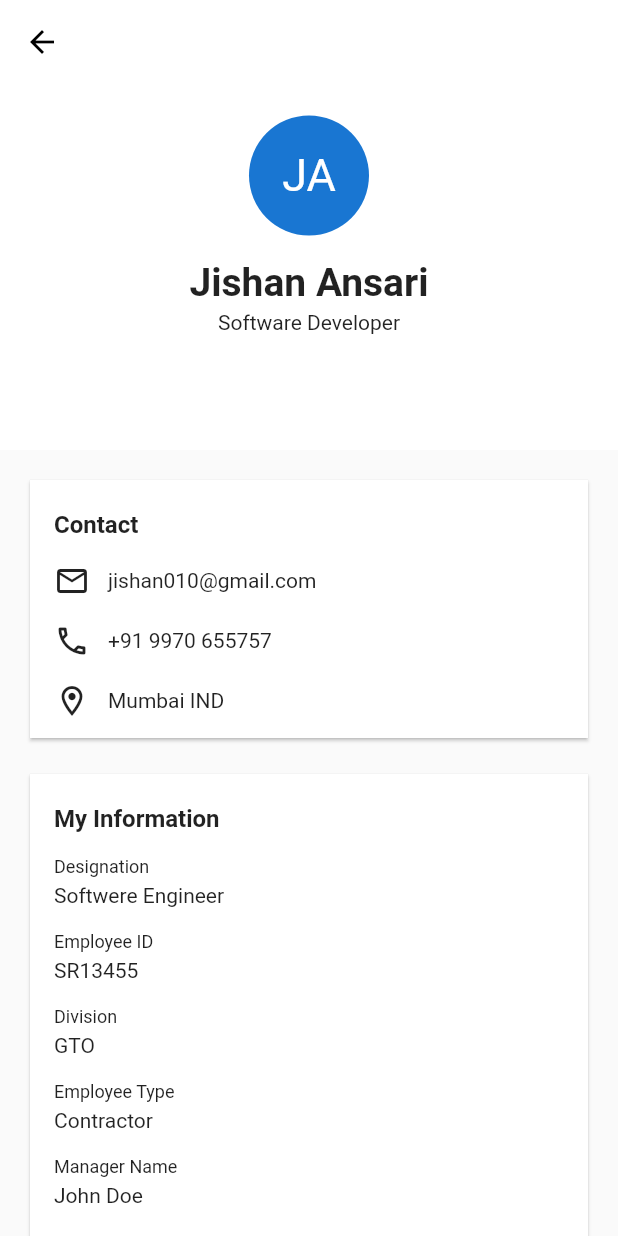
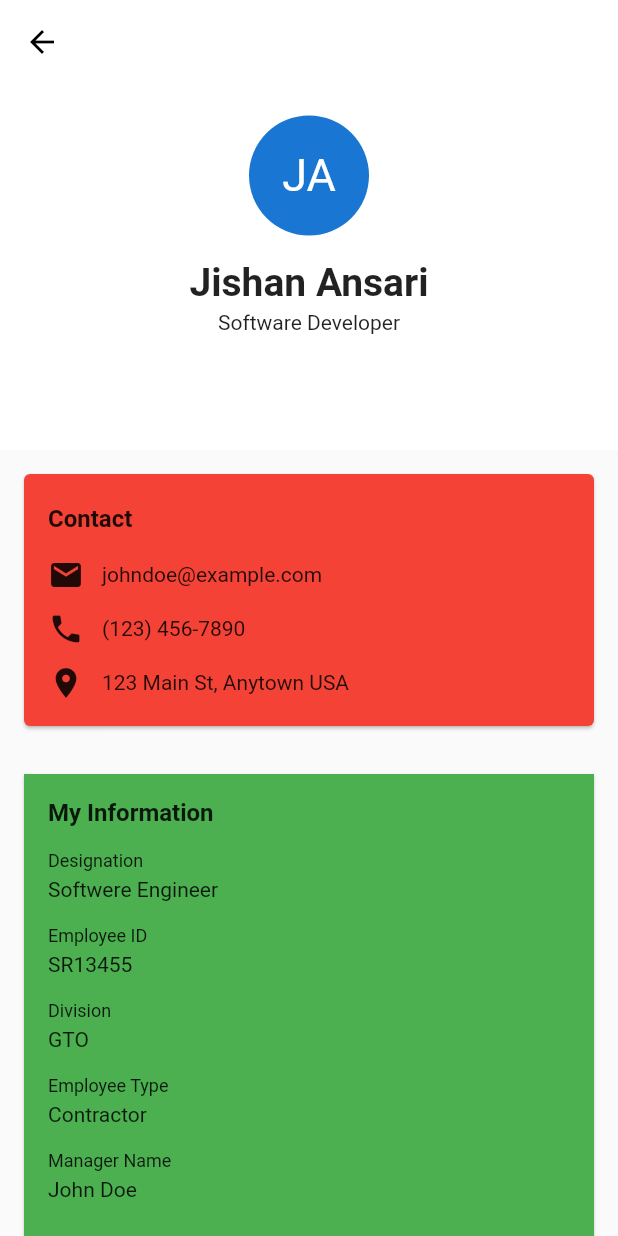
Before and after one commit to Jishan010/SliverAppBar, a Flutter app: the screen it shows after launch, on a phone screen of 412 x 824 dp. Run offline on Flutter 3.47's test engine with Material 2 defaults, Android fonts, the phone set to English and light mode, and no system bars.

Commit message:
Refactored code for card

```diff
--- a/lib/main.dart
+++ b/lib/main.dart
@@ -72,148 +72,65 @@ class _MyHomePageState extends State<MyHomePage> {
           SliverToBoxAdapter(
             child: Column(
               children: [
-                Container(
-                  height: 180.0,
+                SizedBox(
+                    height: 200.0,
                     width: double.infinity,
+                    child: Card(
+                      color: Colors.red,
                       margin: EdgeInsets.all(16),
-                  child: Card(
-                    shape: RoundedRectangleBorder(),
+                      child: Padding(
+                        padding: EdgeInsets.only(left: 16, right: 16),
                         child: Column(
+                          crossAxisAlignment: CrossAxisAlignment.start,
                           children: [
-                        Container(
-                            alignment: Alignment.centerLeft,
-                            margin: EdgeInsets.only(left: 16, top: 20),
-                            child: Text('Contact',
-                                style: TextStyle(fontSize: 16, fontWeight: FontWeight.bold))),
                             Padding(
-                          padding: const EdgeInsets.only(left: 16, top: 16),
-                          child: Row(
-                            children: [
-                              Icon(
-                                Icons.mail_outline,
+                              padding: const EdgeInsets.only(top: 20),
+                              child: Text(
+                                'Contact',
+                                style: TextStyle(
+                                  fontSize: 16,
+                                  fontWeight: FontWeight.bold,
                                 ),
-                              SizedBox(
-                                width: 12,
                               ),
-                              Text('jishan010@gmail.com', style: TextStyle(fontSize: 14.0))
+                            ),
+                            SizedBox(height: 16),
+                            myContactWidget(icon: Icons.email, value: 'johndoe@example.com'),
+                            SizedBox(height: 12),
+                            myContactWidget(icon: Icons.phone, value: '(123) 456-7890'),
+                            SizedBox(height: 12),
+                            myContactWidget(
+                                icon: Icons.location_on, value: '123 Main St, Anytown USA'),
                           ],
                         ),
                       ),
-                        Padding(
-                          padding: const EdgeInsets.only(left: 16, top: 16),
-                          child: Row(
+                    )),
+                Container(
+                    height: 350.0,
+                    width: double.infinity,
+                    child: Card(
+                      color: Colors.green,
+                      margin: EdgeInsets.all(16),
+                      shape: RoundedRectangleBorder(),
+                      child: Padding(
+                        padding: const EdgeInsets.all(16.0),
+                        child: Column(
+                          crossAxisAlignment: CrossAxisAlignment.start,
                           children: [
-                              Icon(Icons.phone_outlined),
+                            Text('My Information',
+                                style: TextStyle(fontSize: 16, fontWeight: FontWeight.bold)),
                             SizedBox(
-                                width: 12,
+                              height: 16,
                             ),
-                              Text('+91 9970 655757', style: TextStyle(fontSize: 14.0))
+                            myInformationWidget(label: 'Designation', value: 'Softwere Engineer'),
+                            myInformationWidget(label: 'Employee ID', value: 'SR13455'),
+                            myInformationWidget(label: 'Division', value: 'GTO'),
+                            myInformationWidget(label: 'Employee Type', value: 'Contractor'),
+                            myInformationWidget(label: 'Manager Name', value: 'John Doe'),
                           ],
                         ),
                       ),
-                        Padding(
-                          padding: const EdgeInsets.only(left: 16, top: 16),
-                          child: Row(
-                            children: [
-                              Icon(Icons.location_on_outlined),
+                    )),
                 SizedBox(
-                                width: 12,
-                              ),
-                              Text('Mumbai IND', style: TextStyle(fontSize: 14.0))
-                            ],
-                          ),
-                        )
-                      ],
-                    ),
-                  ),
-                ),
-                Container(
-                    height: 332.0,
-                    margin: EdgeInsets.only(left: 16, right: 16),
-                    width: double.infinity,
-                    child: Card(
-                      shape: RoundedRectangleBorder(),
-                      child: Column(
-                        children: [
-                          Container(
-                              alignment: Alignment.centerLeft,
-                              margin: EdgeInsets.only(left: 16, top: 20),
-                              child: Text('My Information',
-                                  style: TextStyle(fontSize: 16, fontWeight: FontWeight.bold))),
-                          Padding(
-                            padding: const EdgeInsets.only(left: 16, top: 16),
-                            child: Column(
-                              crossAxisAlignment: CrossAxisAlignment.stretch,
-                              children: [
-                                Text('Designation', style: TextStyle(fontSize: 12.0)),
-                                SizedBox(
-                                  width: 12,
-                                  height: 4,
-                                ),
-                                Text('Softwere Engineer', style: TextStyle(fontSize: 14.0))
-                              ],
-                            ),
-                          ),
-                          Padding(
-                            padding: const EdgeInsets.only(left: 16, top: 16),
-                            child: Column(
-                              crossAxisAlignment: CrossAxisAlignment.stretch,
-                              children: [
-                                Text('Employee ID', style: TextStyle(fontSize: 12.0)),
-                                SizedBox(
-                                  width: 12,
-                                  height: 4,
-                                ),
-                                Text('SR13455', style: TextStyle(fontSize: 14.0))
-                              ],
-                            ),
-                          ),
-                          Padding(
-                            padding: const EdgeInsets.only(left: 16, top: 16),
-                            child: Column(
-                              crossAxisAlignment: CrossAxisAlignment.stretch,
-                              children: [
-                                Text('Division', style: TextStyle(fontSize: 12.0)),
-                                SizedBox(
-                                  width: 12,
-                                  height: 4,
-                                ),
-                                Text('GTO', style: TextStyle(fontSize: 14.0))
-                              ],
-                            ),
-                          ),
-                          Padding(
-                            padding: const EdgeInsets.only(left: 16, top: 16),
-                            child: Column(
-                              crossAxisAlignment: CrossAxisAlignment.stretch,
-                              children: [
-                                Text('Employee Type', style: TextStyle(fontSize: 12.0)),
-                                SizedBox(
-                                  width: 12,
-                                  height: 4,
-                                ),
-                                Text('Contractor', style: TextStyle(fontSize: 14.0))
-                              ],
-                            ),
-                          ),
-                          Padding(
-                            padding: const EdgeInsets.only(left: 16, top: 16),
-                            child: Column(
-                              crossAxisAlignment: CrossAxisAlignment.stretch,
-                              children: [
-                                Text('Manager Name', style: TextStyle(fontSize: 12.0)),
-                                SizedBox(
-                                  width: 12,
-                                  height: 4,
-                                ),
-                                Text('John Doe', style: TextStyle(fontSize: 14.0))
-                              ],
-                            ),
-                          ),
-                        ],
-                      ),
-                    )),
-                Container(
                   height: 155.0,
                   width: double.infinity,
                   child: Card(
@@ -228,4 +145,30 @@ class _MyHomePageState extends State<MyHomePage> {
       // This trailing comma makes auto-formatting nicer for build methods.
     );
   }
+
+  Widget myContactWidget({required IconData icon, required String value}) {
+    return Row(
+      children: [
+        Icon(icon),
+        SizedBox(width: 12),
+        Text(value),
+      ],
+    );
   }
+
+  Widget myInformationWidget({required String label, required String value}) {
+    return Column(
+      crossAxisAlignment: CrossAxisAlignment.start,
+      children: [
+        Text(label, style: TextStyle(fontSize: 12.0)),
+        SizedBox(
+          height: 4,
+        ),
+        Text(value, style: TextStyle(fontSize: 14.0)),
+        SizedBox(
+          height: 16,
+        )
+      ],
+    );
+  }
+}
```
Lines whose indentation alone changed are shown as unchanged.
